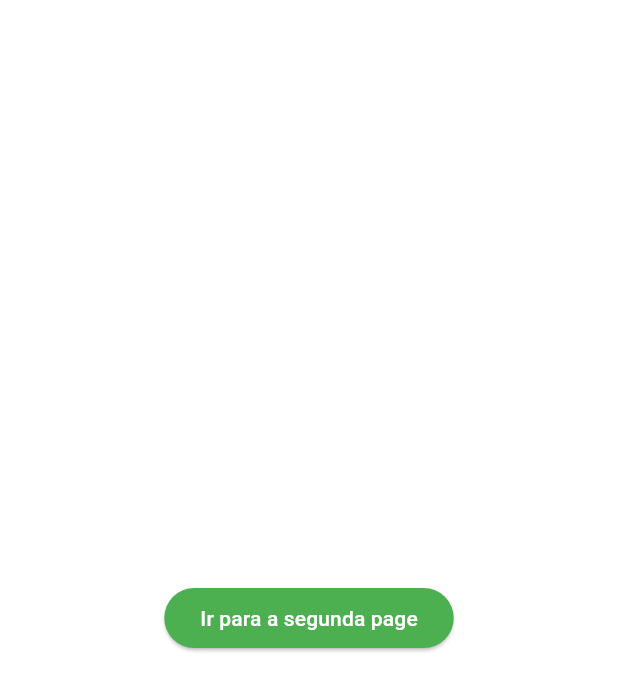
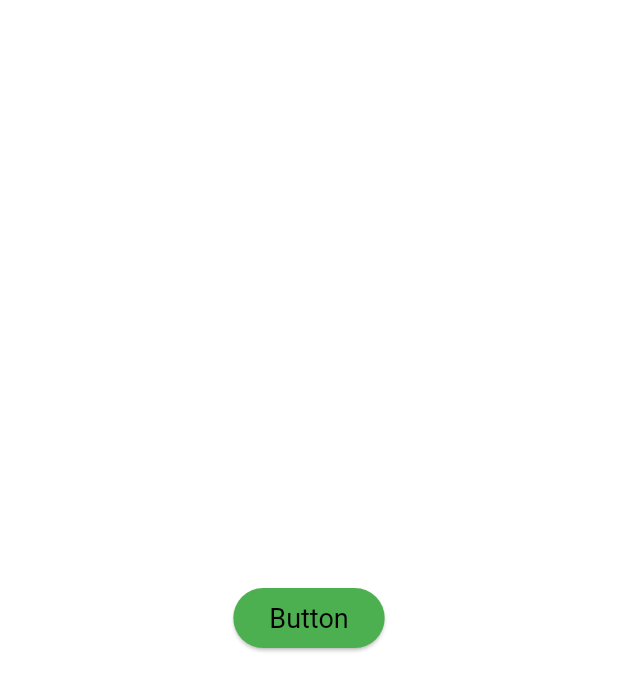
Before and after one commit to IgorBarrosoAlmeida/Flutter, a Flutter app: the screen it shows after launch, on a phone screen of 412 x 824 dp. Shown: the top 691 px of the screen. Run offline on Flutter 3.47's test engine with Material 3 defaults, Android fonts, the phone set to English and light mode, and no system bars.

Commit message:
creating a custom Widget

```diff
--- a/Flutter/flutter_basico/lib/main.dart
+++ b/Flutter/flutter_basico/lib/main.dart
@@ -1,6 +1,5 @@
 import 'package:flutter/material.dart';
 import 'package:flutter_basico/pages/page_one.dart';
-import 'package:flutter_basico/pages/page_two.dart';
 
 main() {
   runApp(MyApp());
@@ -26,11 +25,7 @@ class MyApp extends StatelessWidget {
           onSurface: Colors.black,
         ),
       ),
-      initialRoute: '/',
-      routes: {
-        '/': (context) => const PageOne(),
-        '/PageTwo': (context) => const PageTwo(),
-      },
+      home: PageOne(),
     );
   }
 }
--- a/Flutter/flutter_basico/lib/pages/page_one.dart
+++ b/Flutter/flutter_basico/lib/pages/page_one.dart
@@ -1,4 +1,5 @@
 import 'package:flutter/material.dart';
+import 'package:flutter_basico/widgets/custom_button_widget.dart';
 
 class PageOne extends StatelessWidget {
   const PageOne({super.key});
@@ -7,18 +8,10 @@ class PageOne extends StatelessWidget {
   Widget build(BuildContext context) {
     return Scaffold(
       body: Center(
-        child: ElevatedButton(
-          style: ElevatedButton.styleFrom(
-            backgroundColor: Theme.of(context).colorScheme.primary,
-          ),
-          onPressed: () {
-            Navigator.of(context).pushNamed('/PageTwo', arguments: 'Test');
-            //.then((value) => var valor = value);
-          },
-          child: Text(
-            "Ir para a segunda page",
-            style: TextStyle(color: Theme.of(context).colorScheme.onPrimary),
-          ),
+        child: CustomButtonWidget(
+          onPressed: () {},
+          title: "Button",
+          isDisable: false,
         ),
       ),
     );
--- /dev/null
+++ b/Flutter/flutter_basico/lib/widgets/custom_button_widget.dart
@@ -0,0 +1,41 @@
+import 'package:flutter/material.dart';
+
+class CustomButtonWidget extends StatelessWidget {
+  final VoidCallback onPressed;
+  final bool isDisable;
+  final double titleSize;
+  final String title;
+  const CustomButtonWidget({
+    super.key,
+    required this.onPressed,
+    required this.title,
+    this.isDisable = false,
+    this.titleSize = 18,
+  });
+
+  @override
+  Widget build(BuildContext context) {
+    return ElevatedButton(
+      onPressed: isDisable ? null : onPressed,
+      style: ButtonStyle(
+        backgroundColor: WidgetStateColor.resolveWith((states) {
+          if (states.contains(WidgetState.disabled)) return Colors.red;
+          if (states.contains(WidgetState.pressed)) return Colors.blue;
+          return Colors.green;
+        }),
+        shape: WidgetStateOutlinedBorder.resolveWith((states) {
+          return RoundedRectangleBorder(
+            borderRadius: BorderRadius.circular(30),
+          );
+        }),
+        textStyle: WidgetStateTextStyle.resolveWith((states) {
+          if (states.contains(WidgetState.pressed)) {
+            return TextStyle(fontSize: titleSize * 2);
+          }
+          return TextStyle(fontSize: titleSize);
+        }),
+      ),
+      child: Text(title, style: TextStyle(color: Colors.black)),
+    );
+  }
+}
```
Also changed, not shown: Flutter/flutter_basico/lib/pages/page_two.dart (deleted, +0 -31 lines).
